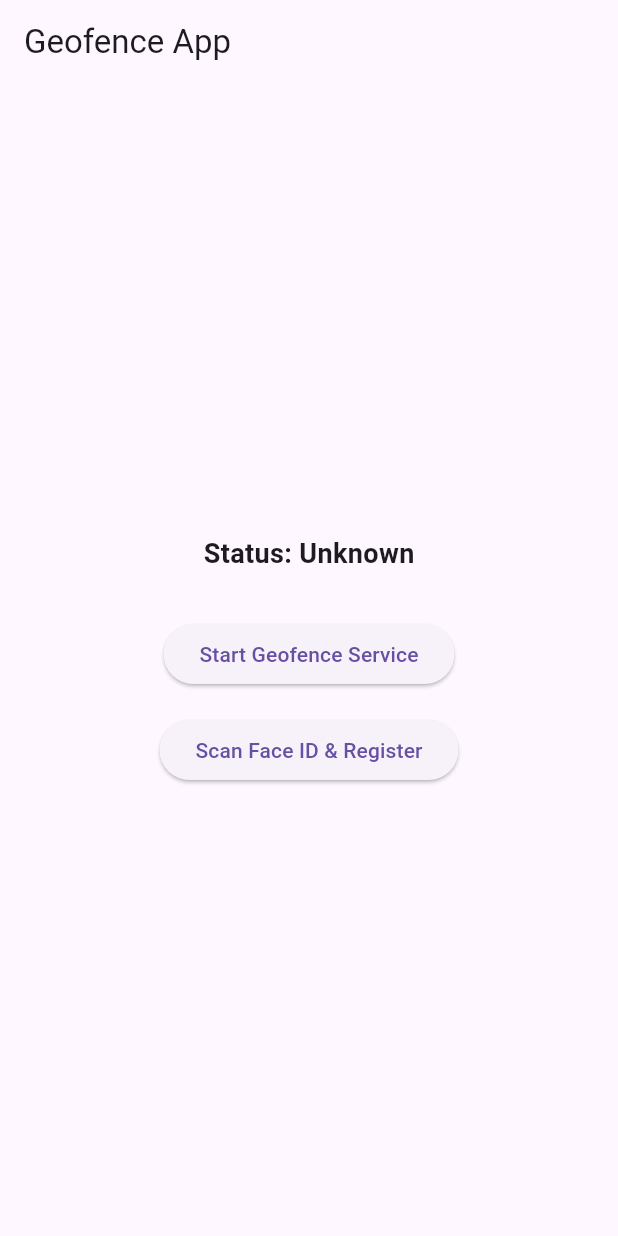
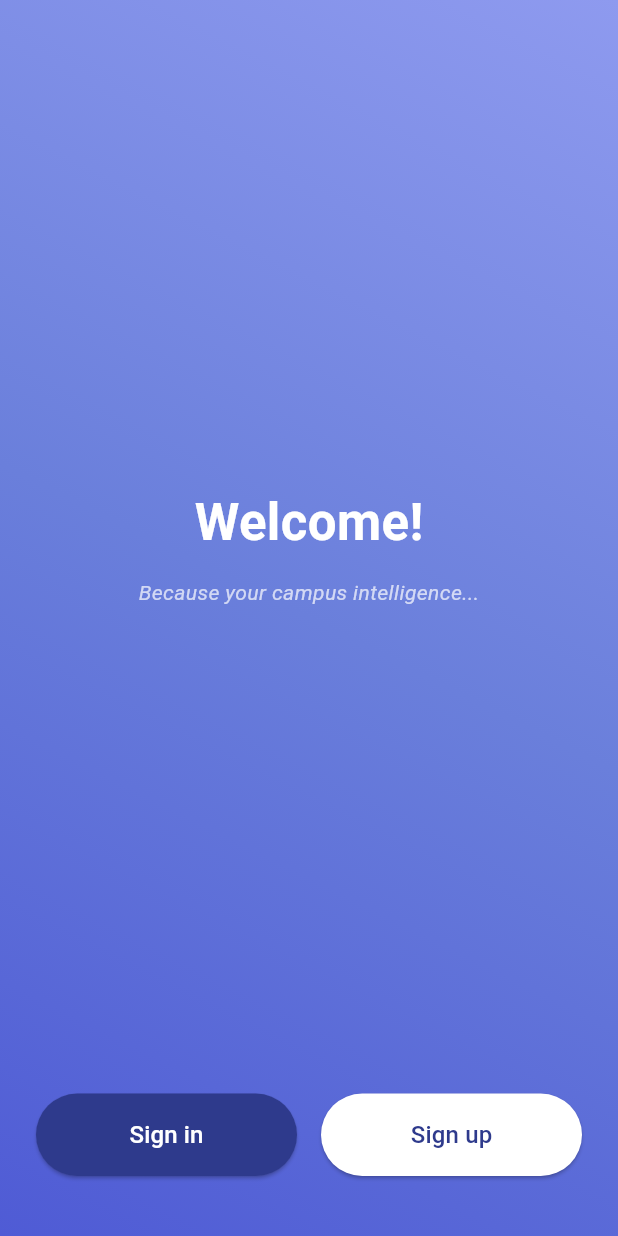
Before and after one commit to Ashwin-aadi/MNNIT-SENTINEL, a Flutter app: the screen it shows after launch, on a phone screen of 412 x 824 dp. Run offline on Flutter 3.47's test engine with Material 3 defaults, Android fonts, the phone set to English and light mode, and no system bars; our stand-ins replace cloud_firestore, device_info_plus, firebase_auth, firebase_core, flutter_local_notifications, geolocator and 2 more; missing offline and left inert: flutter_foreground_task; accounts and stored records are empty.

Commit message:
Added sign-up page

```diff
--- a/lib/main.dart
+++ b/lib/main.dart
@@ -1,6 +1,7 @@
 import 'dart:async';
 import 'package:flutter/material.dart';
 import 'package:firebase_core/firebase_core.dart';
+import 'package:firebase_auth/firebase_auth.dart';
 import 'package:cloud_firestore/cloud_firestore.dart';
 import 'package:geolocator/geolocator.dart';
 import 'package:flutter_foreground_task/flutter_foreground_task.dart';
@@ -8,6 +9,10 @@ import 'package:flutter_local_notifications/flutter_local_notifications.dart';
 import 'package:local_auth/local_auth.dart';
 import 'package:shared_preferences/shared_preferences.dart';
 import 'package:device_info_plus/device_info_plus.dart';
+
+import 'welcome_page.dart';
+import 'signup_page.dart';
+import 'check_email_page.dart';
 
 /// =======================
 /// GLOBAL STATE (UI ISOLATE)
@@ -39,6 +44,11 @@ Future<String> getDeviceId() async {
 void main() async {
   WidgetsFlutterBinding.ensureInitialized();
   await Firebase.initializeApp();
+
+  /// 🔐 Required for email-link sign in
+  FirebaseAuth.instance.isSignInWithEmailLink(
+    Uri.base.toString(),
+  );
 
   const androidInit =
   AndroidInitializationSettings('@mipmap/ic_launcher');
@@ -85,22 +95,32 @@ void main() async {
 }
 
 /// =======================
-/// APP UI
+/// APP ROOT
 /// =======================
 class MyApp extends StatelessWidget {
   const MyApp({super.key});
 
   @override
   Widget build(BuildContext context) {
-    return const MaterialApp(
+    return MaterialApp(
       debugShowCheckedModeBanner: false,
-      home: HomePage(),
+      initialRoute: '/',
+      routes: {
+        '/': (_) => const WelcomePage(),
+        '/signup': (_) => const SignUpPage(),
+        '/check-email': (_) => const CheckEmailPage(),
+        '/home': (_) => HomePage(),
+      },
     );
   }
 }
 
+/// =======================
+/// HOME PAGE
+/// =======================
 class HomePage extends StatefulWidget {
   const HomePage({super.key});
+
   @override
   State<HomePage> createState() => _HomePageState();
 }
@@ -134,7 +154,9 @@ class _HomePageState extends State<HomePage> {
               builder: (_, value, __) => Text(
                 value,
                 style: const TextStyle(
-                    fontSize: 18, fontWeight: FontWeight.bold),
+                  fontSize: 18,
+                  fontWeight: FontWeight.bold,
+                ),
               ),
             ),
             const SizedBox(height: 30),
@@ -184,9 +206,7 @@ class _HomePageState extends State<HomePage> {
       'verified': true,
     });
 
-    /// 🔥 STOP TIMER IN BACKGROUND
     FlutterForegroundTask.sendDataToTask({'type': 'VERIFIED'});
-
     geofenceStatus.value = 'Registered: $_pendingStatus';
   }
 }
--- /dev/null
+++ b/lib/welcome_page.dart
@@ -0,0 +1,111 @@
+import 'package:flutter/material.dart';
+
+class WelcomePage extends StatelessWidget {
+  const WelcomePage({super.key});
+
+  void _goToHome(BuildContext context) {
+    Navigator.pushReplacementNamed(context, '/home');
+  }
+
+  @override
+  Widget build(BuildContext context) {
+    return Scaffold(
+      body: Container(
+        width: double.infinity,
+        height: double.infinity,
+        decoration: const BoxDecoration(
+          gradient: LinearGradient(
+            begin: Alignment.topRight,
+            end: Alignment.bottomLeft,
+            colors: [
+              Color(0xFF8E9AEF),
+              Color(0xFF6A7FDB),
+              Color(0xFF4F5BD5),
+            ],
+          ),
+        ),
+        child: SafeArea(
+          child: Column(
+            mainAxisAlignment: MainAxisAlignment.spaceBetween,
+            children: [
+              const SizedBox(height: 40),
+
+              /// WELCOME TEXT
+              Column(
+                children: const [
+                  Text(
+                    'Welcome!',
+                    style: TextStyle(
+                      fontSize: 34,
+                      fontWeight: FontWeight.bold,
+                      color: Colors.white,
+                    ),
+                  ),
+                  SizedBox(height: 12),
+                  Text(
+                    'Because your campus intelligence...',
+                    style: TextStyle(
+                      fontSize: 14,
+                      fontStyle: FontStyle.italic,
+                      color: Colors.white70,
+                    ),
+                  ),
+                ],
+              ),
+
+              /// BUTTONS
+              Padding(
+                padding: const EdgeInsets.symmetric(
+                  horizontal: 24,
+                  vertical: 40,
+                ),
+                child: Row(
+                  children: [
+                    Expanded(
+                      child: ElevatedButton(
+                        onPressed: () => _goToHome(context),
+                        style: ElevatedButton.styleFrom(
+                          backgroundColor: const Color(0xFF2E3A8C),
+                          foregroundColor: Colors.white,
+                          padding: const EdgeInsets.symmetric(vertical: 16),
+                          shape: RoundedRectangleBorder(
+                            borderRadius: BorderRadius.circular(30),
+                          ),
+                        ),
+                        child: const Text(
+                          'Sign in',
+                          style: TextStyle(fontSize: 16),
+                        ),
+                      ),
+                    ),
+                    const SizedBox(width: 16),
+                    Expanded(
+                      child: ElevatedButton(
+                        onPressed: () {
+                          Navigator.pushNamed(context, '/signup');
+                        },
+
+                          style: ElevatedButton.styleFrom(
+                          backgroundColor: Colors.white,
+                          foregroundColor: const Color(0xFF2E3A8C),
+                          padding: const EdgeInsets.symmetric(vertical: 16),
+                          shape: RoundedRectangleBorder(
+                            borderRadius: BorderRadius.circular(30),
+                          ),
+                        ),
+                        child: const Text(
+                          'Sign up',
+                          style: TextStyle(fontSize: 16),
+                        ),
+                      ),
+                    ),
+                  ],
+                ),
+              ),
+            ],
+          ),
+        ),
+      ),
+    );
+  }
+}
```
Also changed, not shown: lib/check_email_page.dart (added, +46 -0 lines), lib/signup_page.dart (added, +207 -0 lines), lib/a.dart (deleted).
